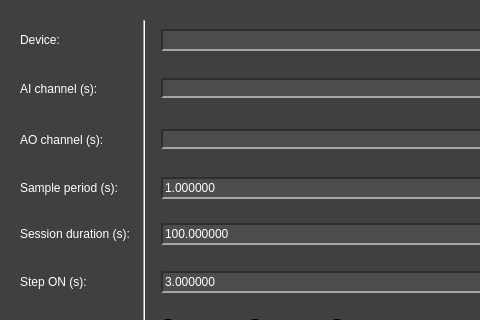
viniciusfs14/pydaq, file pydaq/uis/PyDAQ_step_response_Arduino_widget.ui: the form before one commit; both pictures show x 0 to 480 and y 0 to 320 of the 582 by 552 pixel window.
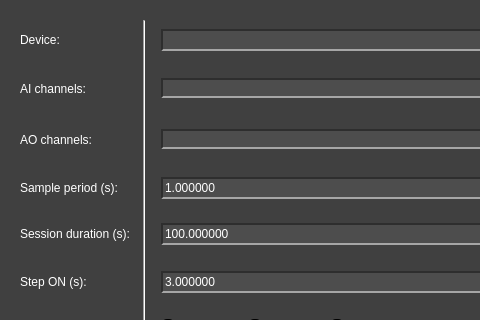
The form after the commit. Icons and pictures are not drawn.

```diff
--- a/pydaq/uis/PyDAQ_step_response_Arduino_widget.ui
+++ b/pydaq/uis/PyDAQ_step_response_Arduino_widget.ui
@@ -336,7 +336,7 @@
       <item row="1" column="0">
        <widget class="QLabel" name="label_3">
         <property name="text">
-         <string>AI channel (s):</string>
+         <string>AI channels:</string>
         </property>
        </widget>
       </item>
@@ -695,7 +695,7 @@
       <item row="2" column="0">
        <widget class="QLabel" name="label_4">
         <property name="text">
-         <string>AO channel (s):</string>
+         <string>AO channels:</string>
         </property>
        </widget>
       </item>
```
Left out of the diff: 4 changed lines with no effect on the pictures.
